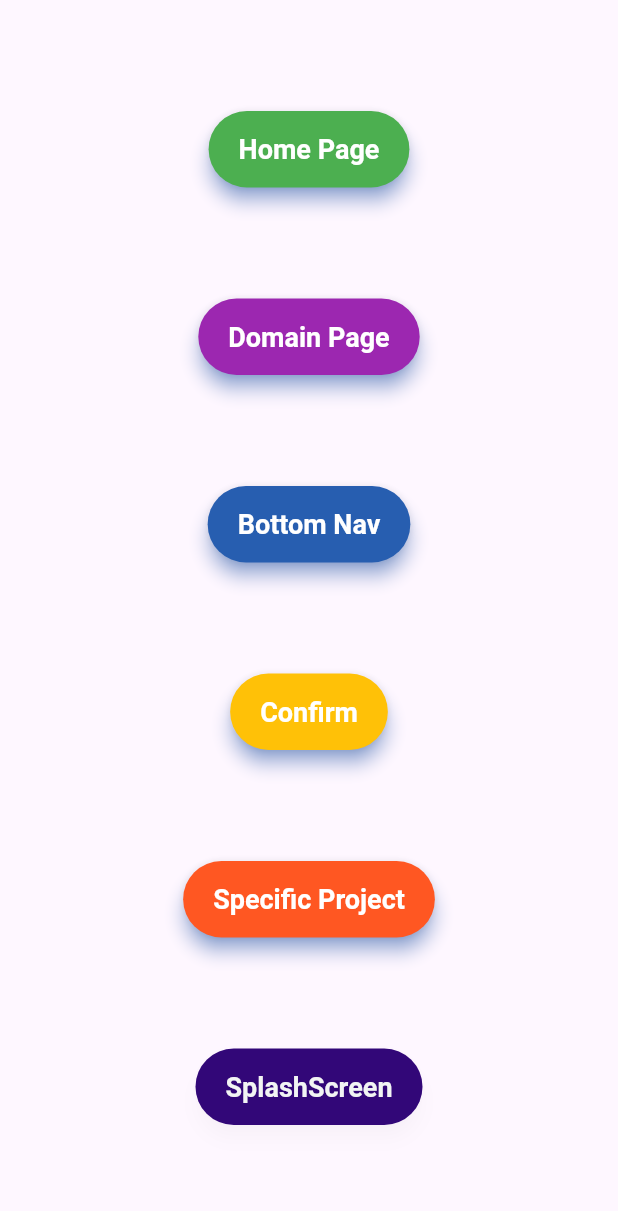
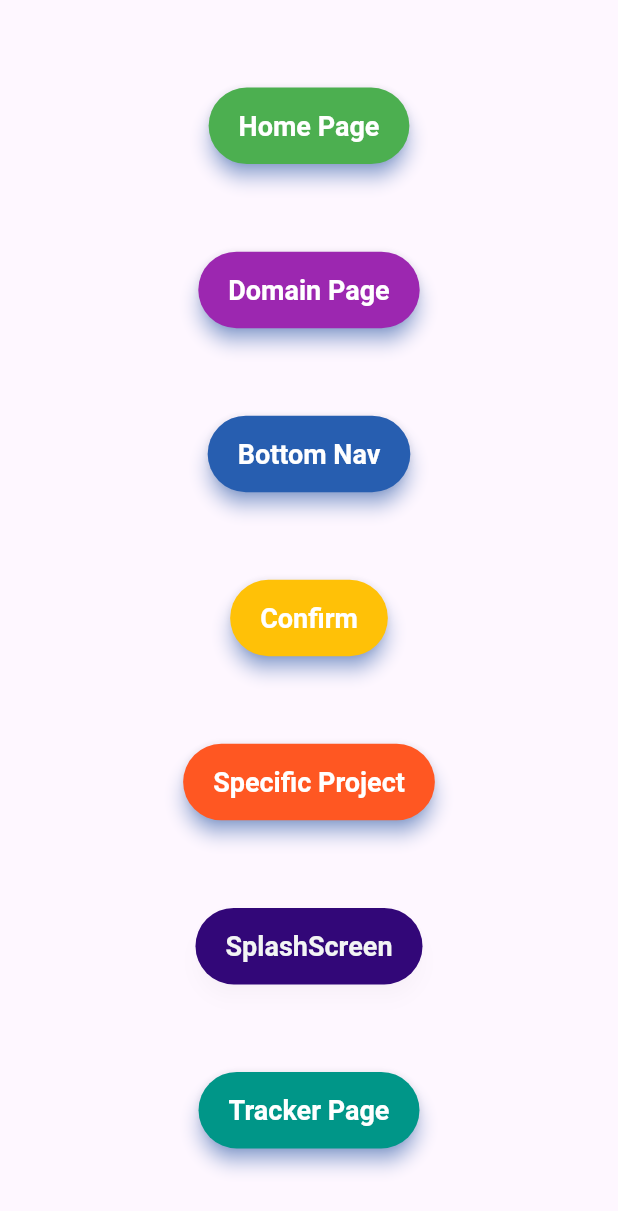
Before and after one commit to AtulRyy/Dev-Track-App, a Flutter app: the screen it shows after launch, on a phone screen of 412 x 824 dp. Shown: the top 1211 px of the screen. Run offline on Flutter 3.47's test engine with Material 3 defaults, Android fonts, the phone set to English and light mode, and no system bars; our stand-ins replace google_fonts, readmore.

Commit message:
tracker paged added

```diff
--- a/frontend/lib/pages/home.dart
+++ b/frontend/lib/pages/home.dart
@@ -5,6 +5,7 @@ import 'package:dev_track_app/pages/domain.dart';
 import 'package:dev_track_app/pages/specific_project.dart';
 import 'package:dev_track_app/pages/home_page.dart';
 import 'package:flutter/material.dart';
+import 'package:dev_track_app/pages/tracker.dart';
 
 class HomePag extends StatelessWidget {
   const HomePag({super.key});
@@ -21,14 +22,14 @@ class HomePag extends StatelessWidget {
               style: ElevatedButton.styleFrom(
                 backgroundColor: Colors.green,
                 foregroundColor: Colors.white,
-                shadowColor: Colors.blueAccent, // Shadow color
-                elevation: 5, // Elevation of the button
+                shadowColor: Colors.blueAccent,
+                elevation: 5,
                 shape: RoundedRectangleBorder(
-                  borderRadius: BorderRadius.circular(30.0), // Rounded corners
+                  borderRadius: BorderRadius.circular(30.0),
                 ),
-                padding: EdgeInsets.symmetric(
-                    horizontal: 20, vertical: 15), // Padding inside the button
-                textStyle: TextStyle(
+                padding:
+                    const EdgeInsets.symmetric(horizontal: 20, vertical: 15),
+                textStyle: const TextStyle(
                   fontSize: 18,
                   fontWeight: FontWeight.bold,
                 ),
@@ -43,14 +44,14 @@ class HomePag extends StatelessWidget {
               style: ElevatedButton.styleFrom(
                 backgroundColor: Colors.purple,
                 foregroundColor: Colors.white,
-                shadowColor: Colors.blueAccent, // Shadow color
-                elevation: 5, // Elevation of the button
+                shadowColor: Colors.blueAccent,
+                elevation: 5,
                 shape: RoundedRectangleBorder(
-                  borderRadius: BorderRadius.circular(30.0), // Rounded corners
+                  borderRadius: BorderRadius.circular(30.0),
                 ),
-                padding: EdgeInsets.symmetric(
-                    horizontal: 20, vertical: 15), // Padding inside the button
-                textStyle: TextStyle(
+                padding:
+                    const EdgeInsets.symmetric(horizontal: 20, vertical: 15),
+                textStyle: const TextStyle(
                   fontSize: 18,
                   fontWeight: FontWeight.bold,
                 ),
@@ -65,14 +66,14 @@ class HomePag extends StatelessWidget {
               style: ElevatedButton.styleFrom(
                 backgroundColor: const Color.fromARGB(255, 39, 94, 176),
                 foregroundColor: Colors.white,
-                shadowColor: Colors.blueAccent, // Shadow color
-                elevation: 5, // Elevation of the button
+                shadowColor: Colors.blueAccent,
+                elevation: 5,
                 shape: RoundedRectangleBorder(
-                  borderRadius: BorderRadius.circular(30.0), // Rounded corners
+                  borderRadius: BorderRadius.circular(30.0),
                 ),
-                padding: EdgeInsets.symmetric(
-                    horizontal: 20, vertical: 15), // Padding inside the button
-                textStyle: TextStyle(
+                padding:
+                    const EdgeInsets.symmetric(horizontal: 20, vertical: 15),
+                textStyle: const TextStyle(
                   fontSize: 18,
                   fontWeight: FontWeight.bold,
                 ),
@@ -87,14 +88,14 @@ class HomePag extends StatelessWidget {
               style: ElevatedButton.styleFrom(
                 backgroundColor: Colors.amber,
                 foregroundColor: Colors.white,
-                shadowColor: Colors.blueAccent, // Shadow color
-                elevation: 5, // Elevation of the button
+                shadowColor: Colors.blueAccent,
+                elevation: 5,
                 shape: RoundedRectangleBorder(
-                  borderRadius: BorderRadius.circular(30.0), // Rounded corners
+                  borderRadius: BorderRadius.circular(30.0),
                 ),
-                padding: EdgeInsets.symmetric(
-                    horizontal: 20, vertical: 15), // Padding inside the button
-                textStyle: TextStyle(
+                padding:
+                    const EdgeInsets.symmetric(horizontal: 20, vertical: 15),
+                textStyle: const TextStyle(
                   fontSize: 18,
                   fontWeight: FontWeight.bold,
                 ),
@@ -103,36 +104,30 @@ class HomePag extends StatelessWidget {
                 Navigator.push(context,
                     MaterialPageRoute(builder: (context) => ConfirmPage()));
               },
-              child: Text("Confirm"),
+              child: const Text("Confirm"),
             ),
             ElevatedButton(
               style: ElevatedButton.styleFrom(
                 backgroundColor: Colors.deepOrange,
                 foregroundColor: Colors.white,
-                shadowColor: Colors.blueAccent, // Shadow color
-                elevation: 5, // Elevation of the button
+                shadowColor: Colors.blueAccent,
+                elevation: 5,
                 shape: RoundedRectangleBorder(
-                  borderRadius: BorderRadius.circular(30.0), // Rounded corners
+                  borderRadius: BorderRadius.circular(30.0),
                 ),
-
-
-                padding: EdgeInsets.symmetric(
-                    horizontal: 20, vertical: 15), // Padding inside the button
-
-                textStyle: TextStyle(
+                padding:
+                    const EdgeInsets.symmetric(horizontal: 20, vertical: 15),
+                textStyle: const TextStyle(
                   fontSize: 18,
                   fontWeight: FontWeight.bold,
                 ),
               ),
               onPressed: () {
-
-                Navigator.push(
-                    context, MaterialPageRoute(builder: (context) => SpecificProject()));
+                Navigator.push(context,
+                    MaterialPageRoute(builder: (context) => SpecificProject()));
               },
               child: Text("Specific Project"),
             ),
-
-
             ElevatedButton(
               style: ElevatedButton.styleFrom(
                 backgroundColor: Color.fromARGB(255, 50, 7, 120),
@@ -143,7 +138,7 @@ class HomePag extends StatelessWidget {
                   borderRadius: BorderRadius.circular(30.0),
                 ),
                 padding: EdgeInsets.symmetric(horizontal: 20, vertical: 15),
-                textStyle: TextStyle(
+                textStyle: const TextStyle(
                   fontSize: 18,
                   fontWeight: FontWeight.bold,
                 ),
@@ -152,9 +147,32 @@ class HomePag extends StatelessWidget {
                 Navigator.push(
                     context, MaterialPageRoute(builder: (context) => Splash()));
               },
-              child: Text("SplashScreen"),
-            )
-
+              child: const Text("SplashScreen"),
+            ),
+            ElevatedButton(
+              style: ElevatedButton.styleFrom(
+                backgroundColor: Colors.teal,
+                foregroundColor: Colors.white,
+                shadowColor: Colors.blueAccent,
+                elevation: 5,
+                shape: RoundedRectangleBorder(
+                  borderRadius: BorderRadius.circular(30.0),
+                ),
+                padding:
+                    const EdgeInsets.symmetric(horizontal: 20, vertical: 15),
+                textStyle: const TextStyle(
+                  fontSize: 18,
+                  fontWeight: FontWeight.bold,
+                ),
+              ),
+              onPressed: () {
+                Navigator.push(
+                    context,
+                    MaterialPageRoute(
+                        builder: (context) => ProgressTrackerPage()));
+              },
+              child: const Text("Tracker Page"),
+            ),
           ],
         ),
       ),
```
Also changed, not shown: frontend/lib/pages/tracker.dart (added, +276 -0 lines), frontend/pubspec.lock.
